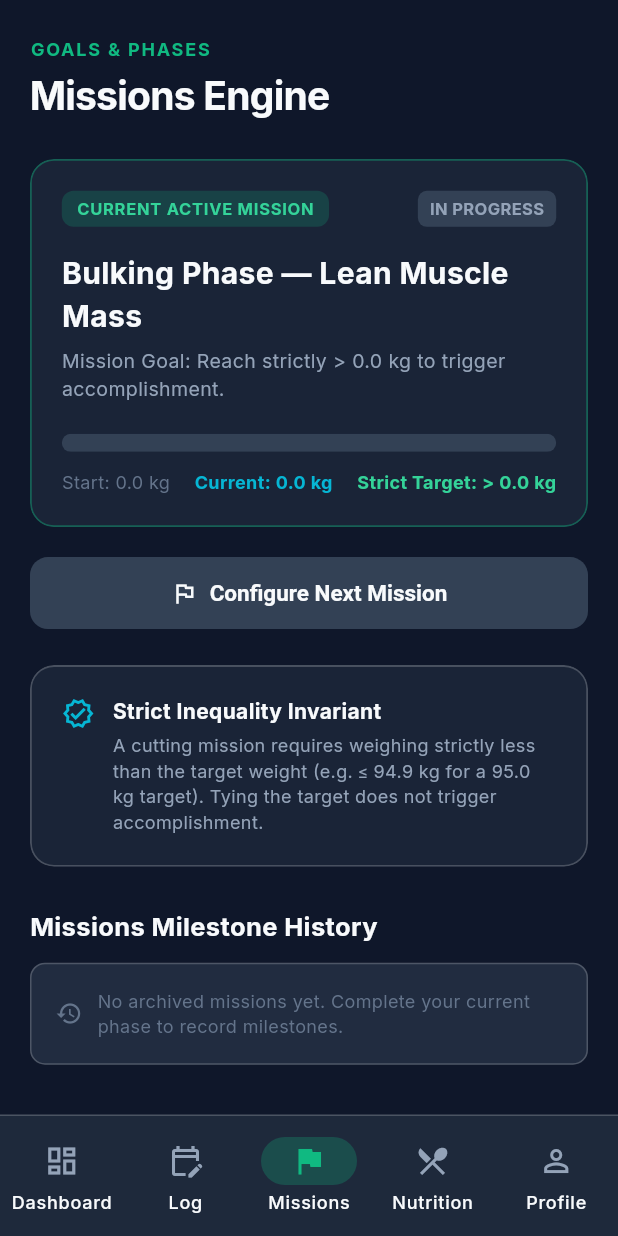
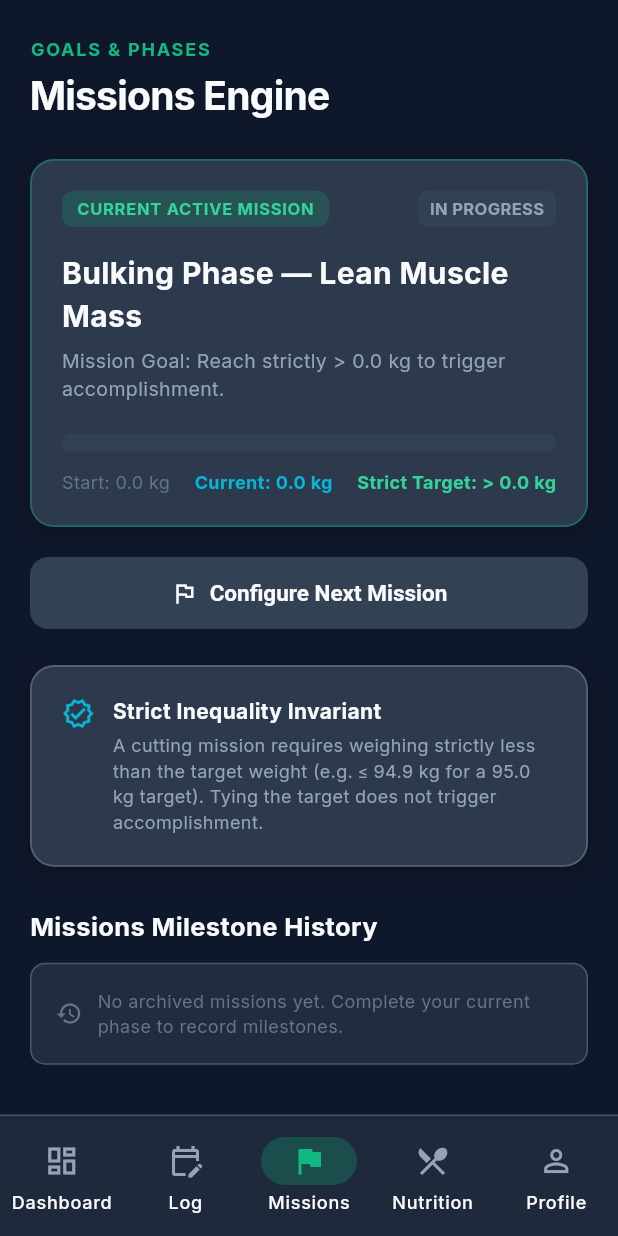
Before and after one commit to LiviuOloi/panda-fit, a Flutter app: the screen it shows once a user with an empty profile is signed in, item 3 of the bottom bar chosen, on a phone screen of 412 x 824 dp. Run offline on Flutter 3.47's test engine with Material 3 defaults, Android fonts, the light colour scheme and no system bars; our stand-ins replace fl_chart, flutter_riverpod, google_fonts, google_generative_ai, supabase_flutter; accounts and stored records are empty.

Commit message:
Optimize GlassCard rendering by replacing BackdropFilter with lightweight GPU-accelerated container shading

```diff
--- a/lib/core/widgets/glass_card.dart
+++ b/lib/core/widgets/glass_card.dart
@@ -1,4 +1,3 @@
-import 'dart:ui';
 import 'package:flutter/material.dart';
 import '../constants/app_colors.dart';
 
@@ -20,23 +19,24 @@ class GlassCard extends StatelessWidget {
 
   @override
   Widget build(BuildContext context) {
-    final Widget content = ClipRRect(
-      borderRadius: BorderRadius.circular(borderRadius),
-      child: BackdropFilter(
-        filter: ImageFilter.blur(sigmaX: 12, sigmaY: 12),
-        child: Container(
+    final Widget content = Container(
       padding: padding,
       decoration: BoxDecoration(
-            color: AppColors.surface.withValues(alpha: 0.75),
+        color: AppColors.surfaceElevated.withValues(alpha: 0.85),
         borderRadius: BorderRadius.circular(borderRadius),
         border: Border.all(
           color: borderColor ?? AppColors.glassBorder,
           width: 1.2,
         ),
+        boxShadow: [
+          BoxShadow(
+            color: Colors.black.withValues(alpha: 0.20),
+            blurRadius: 10,
+            offset: const Offset(0, 4),
+          ),
+        ],
       ),
       child: child,
-        ),
-      ),
     );
 
     if (onTap != null) {
```
Lines whose indentation alone changed are shown as unchanged.
